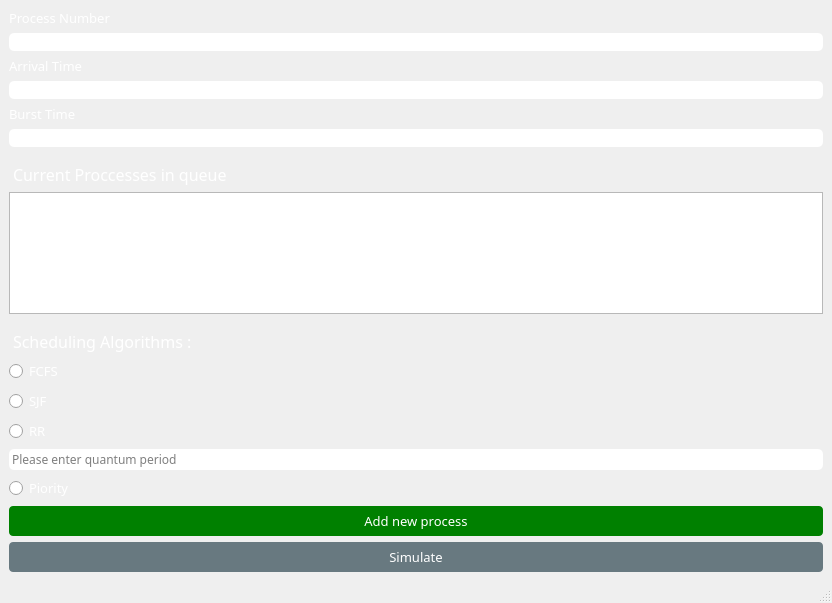
First picture: the form in mainwindow.ui, repository Loayelshall/OS_Schedular, before the edit.
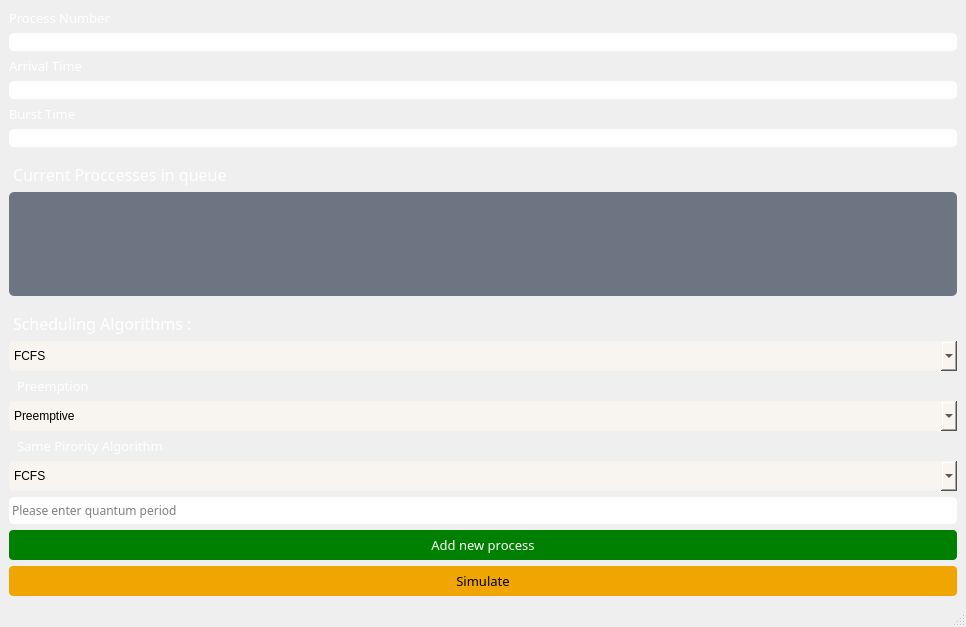
Second picture: the form after the edit.

Diff of the .ui file:
```diff
--- a/mainwindow.ui
+++ b/mainwindow.ui
@@ -6,8 +6,8 @@
    <rect>
     <x>0</x>
     <y>0</y>
-    <width>832</width>
-    <height>603</height>
+    <width>966</width>
+    <height>627</height>
    </rect>
   </property>
   <property name="windowTitle">
@@ -140,13 +140,16 @@
         <property name="font">
          <font>
           <family>Century Gothic</family>
+          <pointsize>12</pointsize>
          </font>
         </property>
         <property name="styleSheet">
-         <string notr="true">QLineEdit {
+         <string notr="true">QTextBrowser {
 	border-radius: 5px;
 	border: 2px;
 	padding: 1px;
+	background-color: #6e7582;
+	color: white;
 }</string>
         </property>
        </widget>
@@ -171,26 +174,38 @@
        </widget>
       </item>
       <item>
-       <widget class="QRadioButton" name="fcfs">
-        <property name="font">
-         <font>
-          <family>Century Gothic</family>
-          <pointsize>10</pointsize>
-         </font>
-        </property>
+       <widget class="QComboBox" name="schedularType">
         <property name="styleSheet">
-         <string notr="true">QRadioButton{
-
-color: white;
+         <string notr="true">QComboBox{
+border-radius: 5px;
+min-height: 30px;
+background-color: #f8f5f1;
 }</string>
         </property>
-        <property name="text">
-         <string>FCFS</string>
-        </property>
+        <item>
+         <property name="text">
+          <string>FCFS</string>
+         </property>
+        </item>
+        <item>
+         <property name="text">
+          <string>SJF</string>
+         </property>
+        </item>
+        <item>
+         <property name="text">
+          <string>RR</string>
+         </property>
+        </item>
+        <item>
+         <property name="text">
+          <string>Priority</string>
+         </property>
+        </item>
        </widget>
       </item>
       <item>
-       <widget class="QRadioButton" name="sjf">
+       <widget class="QLabel" name="preLabel">
         <property name="font">
          <font>
           <family>Century Gothic</family>
@@ -198,18 +213,39 @@
          </font>
         </property>
         <property name="styleSheet">
-         <string notr="true">QRadioButton{
-
+         <string notr="true">QLabel{
 color: white;
+margin-left: 5px;
 }</string>
         </property>
         <property name="text">
-         <string>SJF</string>
+         <string>Preemption</string>
         </property>
        </widget>
       </item>
       <item>
-       <widget class="QRadioButton" name="rr">
+       <widget class="QComboBox" name="preBox">
+        <property name="styleSheet">
+         <string notr="true">QComboBox{
+border-radius: 5px;
+min-height: 30px;
+background-color: #f8f5f1;
+}</string>
+        </property>
+        <item>
+         <property name="text">
+          <string>Preemptive</string>
+         </property>
+        </item>
+        <item>
+         <property name="text">
+          <string>Non-Preemptive</string>
+         </property>
+        </item>
+       </widget>
+      </item>
+      <item>
+       <widget class="QLabel" name="pioLabel">
         <property name="font">
          <font>
           <family>Century Gothic</family>
@@ -217,16 +253,42 @@
          </font>
         </property>
         <property name="styleSheet">
-         <string notr="true">QRadioButton{
-
+         <string notr="true">QLabel{
 color: white;
+margin-left: 5px;
 }</string>
         </property>
         <property name="text">
-         <string>RR</string>
+         <string>Same Pirority Algorithm</string>
         </property>
        </widget>
       </item>
+      <item>
+       <widget class="QComboBox" name="piSameType">
+        <property name="styleSheet">
+         <string notr="true">QComboBox{
+border-radius: 5px;
+min-height: 30px;
+background-color: #f8f5f1;
+}</string>
+        </property>
+        <item>
+         <property name="text">
+          <string>FCFS</string>
+         </property>
+        </item>
+        <item>
+         <property name="text">
+          <string>SJF</string>
+         </property>
+        </item>
+        <item>
+         <property name="text">
+          <string>RR</string>
+         </property>
+        </item>
+       </widget>
+      </item>
       <item>
        <widget class="QLineEdit" name="quantumPeriod">
         <property name="font">
@@ -242,6 +304,7 @@
 	border-radius: 5px;
 	border: 2px;
 	padding: 1px;
+	min-height: 25px;
 }</string>
         </property>
         <property name="placeholderText">
@@ -249,25 +312,6 @@
         </property>
        </widget>
       </item>
-      <item>
-       <widget class="QRadioButton" name="radioButton_4">
-        <property name="font">
-         <font>
-          <family>Century Gothic</family>
-          <pointsize>10</pointsize>
-         </font>
-        </property>
-        <property name="styleSheet">
-         <string notr="true">QRadioButton{
-
-color: white;
-}</string>
-        </property>
-        <property name="text">
-         <string>Piority</string>
-        </property>
-       </widget>
-      </item>
       <item>
        <widget class="QPushButton" name="pushButton">
         <property name="font">
@@ -299,10 +343,11 @@
         </property>
         <property name="styleSheet">
          <string notr="true">QPushButton{
-background-color: #687980;
+background-color: #f0a500;
 color:white;
 border-radius: 4px;
 height: 30px;
+color: black;
 }</string>
         </property>
         <property name="text">
```
Left out of the diff: 4 changed lines with no effect on the pictures.
